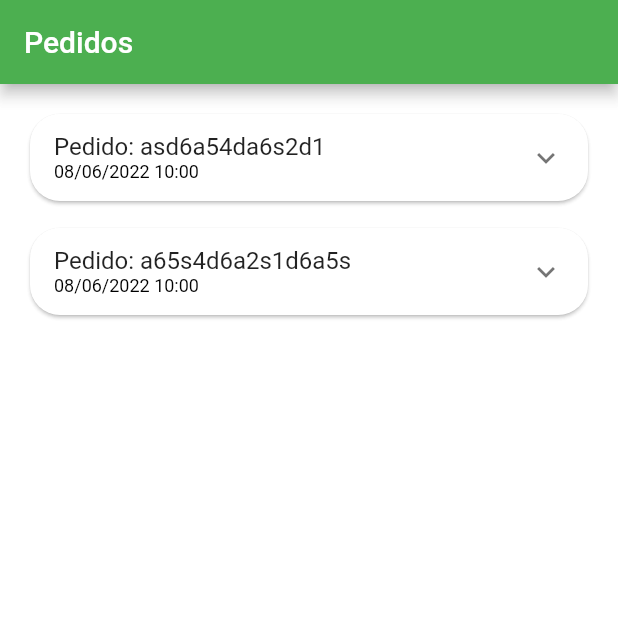
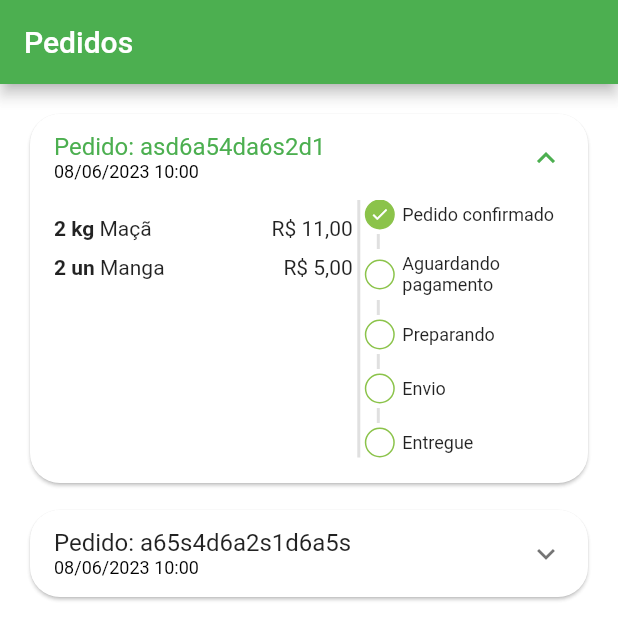
Before and after one commit to estelson/greengrocer, a Flutter app: the OrdersTab screen opened directly, on a phone screen of 412 x 824 dp. Shown: the top 640 px of the screen. Run offline on Flutter 3.47's test engine with Material 2 defaults, Android fonts, the phone set to English and light mode, and no system bars; our stand-ins replace animated_text_kit, badges, mask_text_input_formatter.

Commit message:
Configurando os demais status

```diff
--- a/lib/src/config/app_data.dart
+++ b/lib/src/config/app_data.dart
@@ -93,8 +93,8 @@ List<OrderModel> orders = [
   // Pedido 01
   OrderModel(
     copyAndPaste: 'q1w2e3r4t5y6',
-    createdDateTime: DateTime.parse('2022-06-08 10:00:10.458'),
-    overdueDateTime: DateTime.parse('2022-06-08 11:00:10.458'),
+    createdDateTime: DateTime.parse('2023-06-08 10:00:10.458'),
+    overdueDateTime: DateTime.parse('2023-06-08 11:00:10.458'),
     id: 'asd6a54da6s2d1',
     status: 'pending_payment',
     total: 11.0,
@@ -113,10 +113,10 @@ List<OrderModel> orders = [
   // Pedido 02
   OrderModel(
     copyAndPaste: 'q1w2e3r4t5y6',
-    createdDateTime: DateTime.parse('2022-06-08 10:00:10.458'),
-    overdueDateTime: DateTime.parse('2022-06-08 11:00:10.458'),
+    createdDateTime: DateTime.parse('2023-06-08 10:00:10.458'),
+    overdueDateTime: DateTime.parse('2023-06-08 11:00:10.458'),
     id: 'a65s4d6a2s1d6a5s',
-    status: 'refunded',
+    status: 'delivered',
     total: 11.5,
     items: [
       CartItemModel(
--- a/lib/src/pages/orders/components/order_status_widget.dart
+++ b/lib/src/pages/orders/components/order_status_widget.dart
@@ -46,6 +46,26 @@ class OrderStatusWidget extends StatelessWidget {
             isActive: true,
             title: "Pagamento PIX vencido",
             backgroundColor: Colors.red,
+          ),
+        ] else ...[
+          _StatusDot(
+            isActive: currentStatus >= 2,
+            title: "Aguardando pagamento",
+          ),
+          const _CustomDivider(),
+          _StatusDot(
+            isActive: currentStatus >= 3,
+            title: "Preparando",
+          ),
+          const _CustomDivider(),
+          _StatusDot(
+            isActive: currentStatus >= 4,
+            title: "Envio",
+          ),
+          const _CustomDivider(),
+          _StatusDot(
+            isActive: currentStatus == 5,
+            title: "Entregue",
           ),
         ]
       ],
--- a/lib/src/pages/orders/components/order_tile.dart
+++ b/lib/src/pages/orders/components/order_tile.dart
@@ -23,6 +23,7 @@ class OrderTile extends StatelessWidget {
       child: Theme(
         data: Theme.of(context).copyWith(dividerColor: Colors.transparent),
         child: ExpansionTile(
+          initiallyExpanded: order.status == "pending_payment",
           title: Column(
             mainAxisSize: MainAxisSize.min,
             crossAxisAlignment: CrossAxisAlignment.start,
@@ -46,13 +47,14 @@ class OrderTile extends StatelessWidget {
 
           children: [
             // Conteúdo do dialog expandido
-            SizedBox(
-              height: 150,
+            IntrinsicHeight(
               child: Row(
                 children: [
                   // Container esquerdo (lista de produtos do pedido)
                   Expanded(
                     flex: 3,
+                    child: SizedBox(
+                      height: 150,
                       child: ListView(
                         children: order.items.map((orderItem) {
                           // Componente de listagem de produtos do pedido
@@ -61,6 +63,7 @@ class OrderTile extends StatelessWidget {
                             orderItem: orderItem,
                           );
                         }).toList(),
+                      ),
                     ),
                   ),
 
```
Lines whose indentation alone changed are shown as unchanged.
